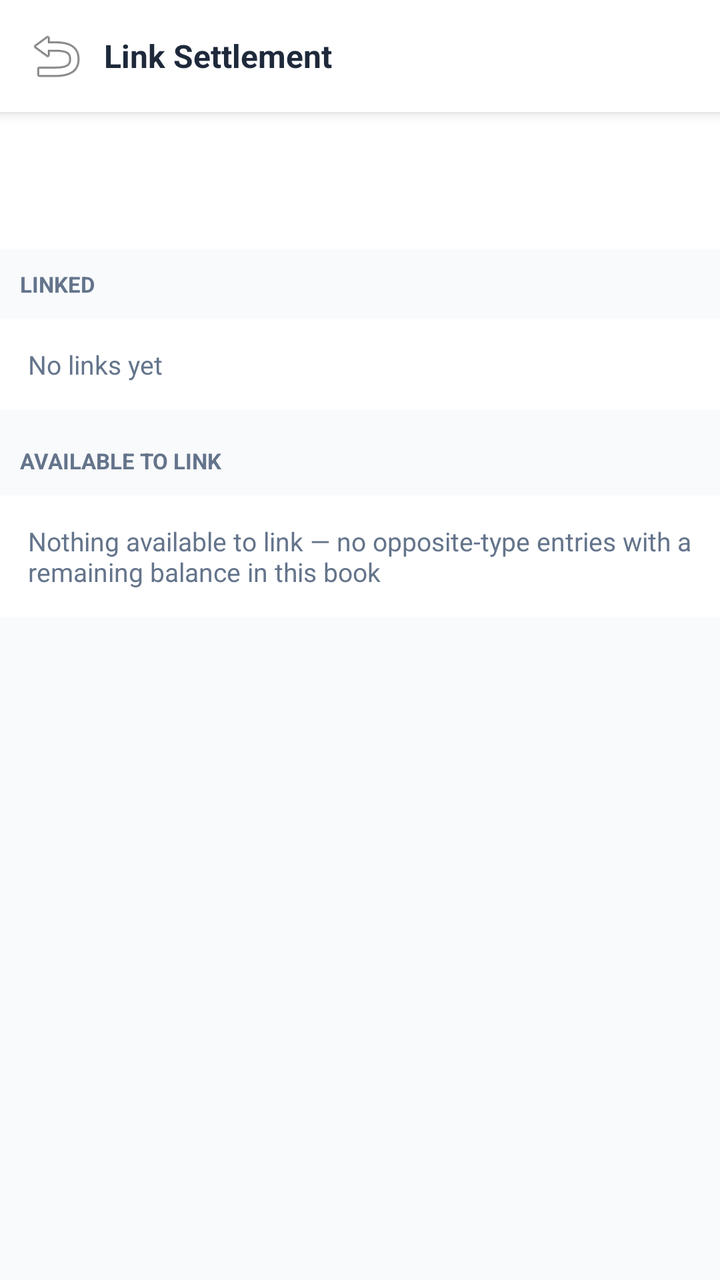
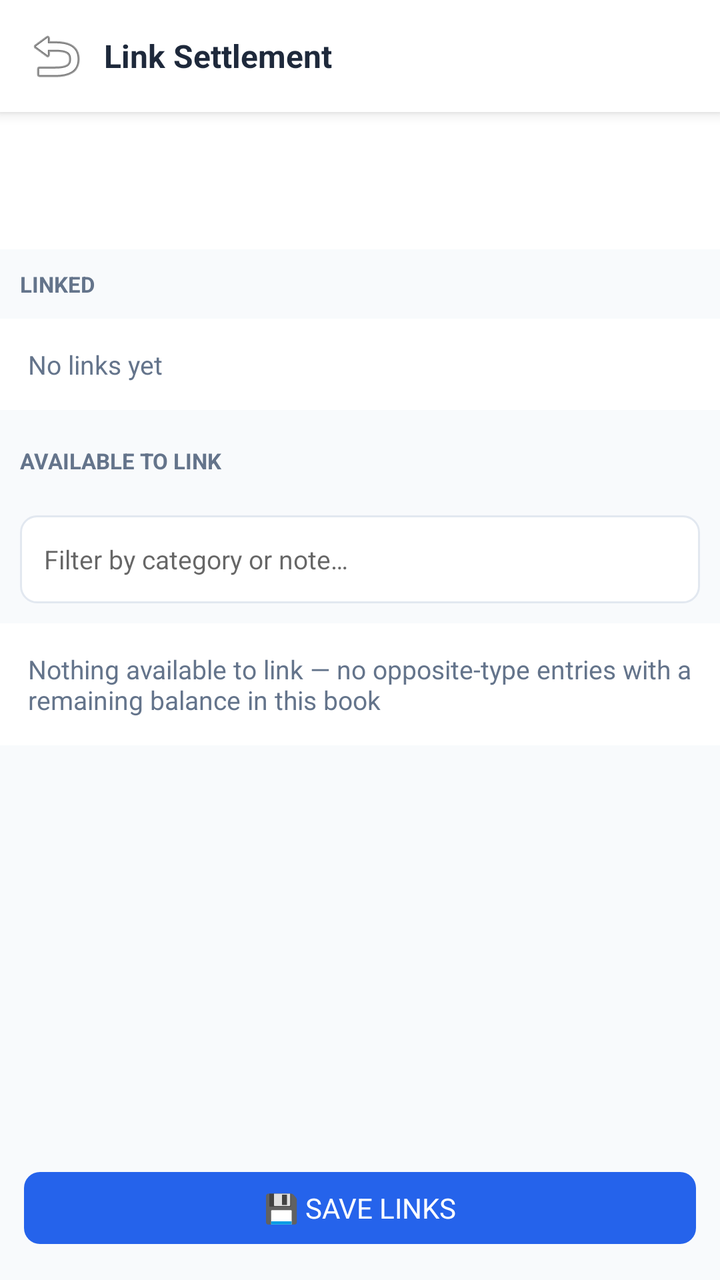

An Android layout rendered at two revisions. The XML below is the earlier revision; the diff shows what the commit changed to produce the second picture.
<!-- AndroidManifest.xml: application theme Theme.ExpenseOS -->
<!-- res/layout/activity_settlement_link.xml -->
<?xml version="1.0" encoding="utf-8"?>
<LinearLayout xmlns:android="http://schemas.android.com/apk/res/android"
    android:layout_width="match_parent"
    android:layout_height="match_parent"
    android:background="@color/bg"
    android:orientation="vertical">

    <LinearLayout
        android:layout_width="match_parent"
        android:layout_height="56dp"
        android:background="@color/nav_bg"
        android:elevation="4dp"
        android:gravity="center_vertical"
        android:orientation="horizontal"
        android:paddingHorizontal="8dp">

        <ImageButton
            android:id="@+id/btnSettleBack"
            android:layout_width="40dp"
            android:layout_height="40dp"
            android:background="?attr/selectableItemBackgroundBorderless"
            android:contentDescription="Back"
            android:src="@android:drawable/ic_menu_revert" />

        <TextView
            android:layout_width="0dp"
            android:layout_height="wrap_content"
            android:layout_weight="1"
            android:paddingStart="4dp"
            android:text="Link Settlement"
            android:textColor="@color/text"
            android:textSize="16sp"
            android:textStyle="bold" />
    </LinearLayout>

    
    <LinearLayout
        android:layout_width="match_parent"
        android:layout_height="wrap_content"
        android:background="@android:color/white"
        android:orientation="vertical"
        android:padding="14dp">

        <TextView
            android:id="@+id/tvSettleSourceSummary"
            android:layout_width="match_parent"
            android:layout_height="wrap_content"
            android:textColor="@color/text"
            android:textSize="14sp"
            android:textStyle="bold" />

        <TextView
            android:id="@+id/tvSettleRemaining"
            android:layout_width="match_parent"
            android:layout_height="wrap_content"
            android:layout_marginTop="4dp"
            android:textColor="@color/text_muted"
            android:textSize="13sp" />
    </LinearLayout>

    <ScrollView
        android:layout_width="match_parent"
        android:layout_height="0dp"
        android:layout_weight="1">

        <LinearLayout
            android:layout_width="match_parent"
            android:layout_height="wrap_content"
            android:orientation="vertical"
            android:paddingBottom="16dp">

            <TextView
                android:layout_width="match_parent"
                android:layout_height="wrap_content"
                android:background="@color/bg"
                android:padding="10dp"
                android:text="LINKED"
                android:textColor="@color/text_muted"
                android:textSize="11sp"
                android:textStyle="bold" />

            <LinearLayout
                android:id="@+id/containerLinked"
                android:layout_width="match_parent"
                android:layout_height="wrap_content"
                android:background="@android:color/white"
                android:orientation="vertical" />

            <TextView
                android:id="@+id/tvNoLinked"
                android:layout_width="match_parent"
                android:layout_height="wrap_content"
                android:background="@android:color/white"
                android:padding="14dp"
                android:text="No links yet"
                android:textColor="@color/text_muted"
                android:textSize="13sp" />

            <TextView
                android:layout_width="match_parent"
                android:layout_height="wrap_content"
                android:layout_marginTop="8dp"
                android:background="@color/bg"
                android:padding="10dp"
                android:text="AVAILABLE TO LINK"
                android:textColor="@color/text_muted"
                android:textSize="11sp"
                android:textStyle="bold" />

            <LinearLayout
                android:id="@+id/containerAvailable"
                android:layout_width="match_parent"
                android:layout_height="wrap_content"
                android:background="@android:color/white"
                android:orientation="vertical" />

            <TextView
                android:id="@+id/tvNoAvailable"
                android:layout_width="match_parent"
                android:layout_height="wrap_content"
                android:background="@android:color/white"
                android:padding="14dp"
                android:text="Nothing available to link — no opposite-type entries with a remaining balance in this book"
                android:textColor="@color/text_muted"
                android:textSize="13sp" />
        </LinearLayout>
    </ScrollView>
</LinearLayout>
<!-- resources referenced by this layout -->
<resources>
  <color name="bg">#F8FAFC</color>
  <color name="nav_bg">#FFFFFF</color>
  <color name="text">#1E293B</color>
  <color name="text_muted">#64748B</color>
  <style name="Theme.ExpenseOS" parent="Theme.MaterialComponents.Light.NoActionBar">
          <item name="colorPrimary">@color/primary</item>
          <item name="colorPrimaryDark">@color/primary_dark</item>
          <item name="colorAccent">@color/primary</item>
          <item name="android:windowBackground">@color/bg</item>
          <item name="android:fontFamily">sans-serif</item>
          <item name="android:statusBarColor">@color/primary_dark</item>
      </style>
  <color name="primary">#2563EB</color>
  <color name="primary_dark">#1D4ED8</color>
</resources>

<!-- the commit's change to res/layout/activity_settlement_link.xml (unified diff, before → after) -->
@@ -107,6 +107,16 @@
                 android:textSize="11sp"
                 android:textStyle="bold" />
 
+            <EditText
+                android:id="@+id/etSettleFilter"
+                android:layout_width="match_parent"
+                android:layout_height="44dp"
+                android:layout_margin="10dp"
+                android:background="@drawable/bg_input_box"
+                android:hint="Filter by category or note…"
+                android:paddingHorizontal="12dp"
+                android:textSize="13sp" />
+
             <LinearLayout
                 android:id="@+id/containerAvailable"
                 android:layout_width="match_parent"
@@ -125,4 +135,13 @@
                 android:textSize="13sp" />
         </LinearLayout>
     </ScrollView>
+
+    <Button
+        android:id="@+id/btnSaveLinks"
+        style="@style/BtnPrimary"
+        android:layout_width="match_parent"
+        android:layout_height="48dp"
+        android:layout_margin="12dp"
+        android:enabled="false"
+        android:text="💾 Save Links" />
 </LinearLayout>
<!-- resource entries referenced after the edit -->
@@ -4,6 +4,22 @@
   <color name="nav_bg">#FFFFFF</color>
   <color name="text">#1E293B</color>
   <color name="text_muted">#64748B</color>
+  <!-- drawable bg_input_box (drawable) -->
+  <?xml version="1.0" encoding="utf-8"?>
+  <shape xmlns:android="http://schemas.android.com/apk/res/android"
+      android:shape="rectangle">
+      <corners android:radius="8dp" />
+      <stroke
+          android:width="1dp"
+          android:color="@color/border" />
+      <solid android:color="@color/bg_card" />
+  </shape>
+  <style name="BtnPrimary" parent="Widget.MaterialComponents.Button">
+          <item name="backgroundTint">@color/primary</item>
+          <item name="android:textColor">@color/white</item>
+          <item name="cornerRadius">8dp</item>
+          <item name="android:letterSpacing">0</item>
+      </style>
   <style name="Theme.ExpenseOS" parent="Theme.MaterialComponents.Light.NoActionBar">
           <item name="colorPrimary">@color/primary</item>
           <item name="colorPrimaryDark">@color/primary_dark</item>
@@ -12,7 +28,10 @@
           <item name="android:fontFamily">sans-serif</item>
           <item name="android:statusBarColor">@color/primary_dark</item>
       </style>
+  <color name="border">#E2E8F0</color>
+  <color name="bg_card">#FFFFFF</color>
   <color name="primary">#2563EB</color>
+  <color name="white">#FFFFFF</color>
   <color name="primary_dark">#1D4ED8</color>
 </resources>
 
